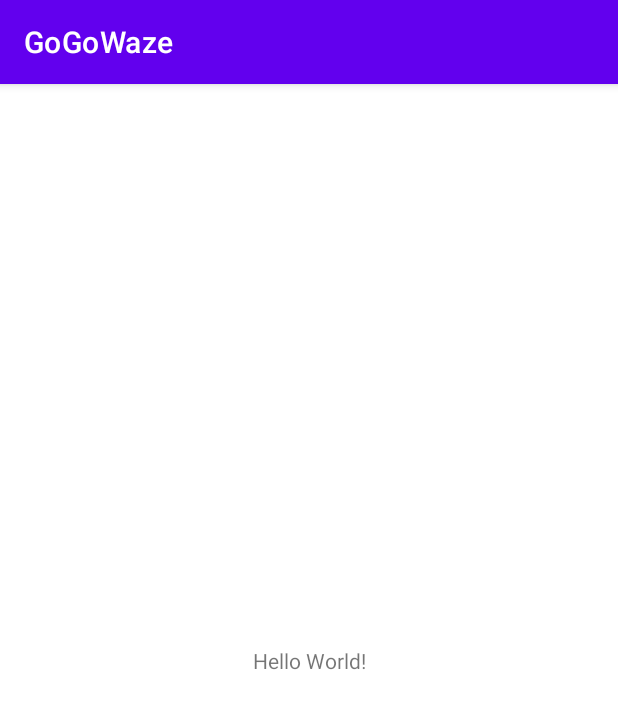
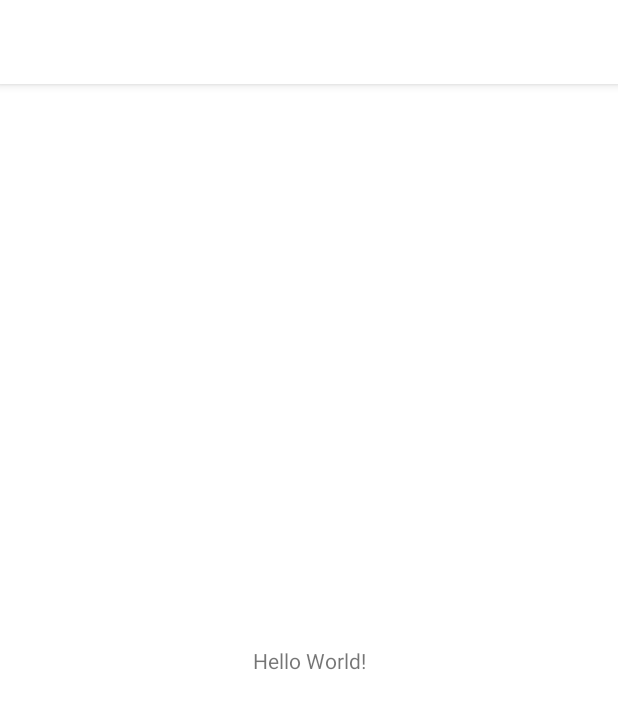
Before and after one commit to ClervieCauser/GoGoWaze, an Android app: the screen it shows after launch (MainActivity), on a phone screen of 412 x 824 dp. Shown: the top 709 px of the screen. Run offline under Robolectric (Android 15) with nearby library versions, the phone set to English and light mode, and no system bars.

Commit message:
ajout values

```diff
--- a/app/src/main/res/values/colors.xml
+++ b/app/src/main/res/values/colors.xml
@@ -7,4 +7,5 @@
     <color name="teal_700">#FF018786</color>
     <color name="black">#FF000000</color>
     <color name="white">#FFFFFFFF</color>
+    <color name="my_button_color">#FFFFFFFF</color>
 </resources>
--- a/app/src/main/res/values/themes.xml
+++ b/app/src/main/res/values/themes.xml
@@ -2,7 +2,7 @@
     <!-- Base application theme. -->
     <style name="Theme.GoGoWaze" parent="Theme.MaterialComponents.DayNight.DarkActionBar">
         <!-- Primary brand color. -->
-        <item name="colorPrimary">@color/purple_500</item>
+        <item name="colorPrimary">@color/my_button_color</item>
         <item name="colorPrimaryVariant">@color/purple_700</item>
         <item name="colorOnPrimary">@color/white</item>
         <!-- Secondary brand color. -->
```
